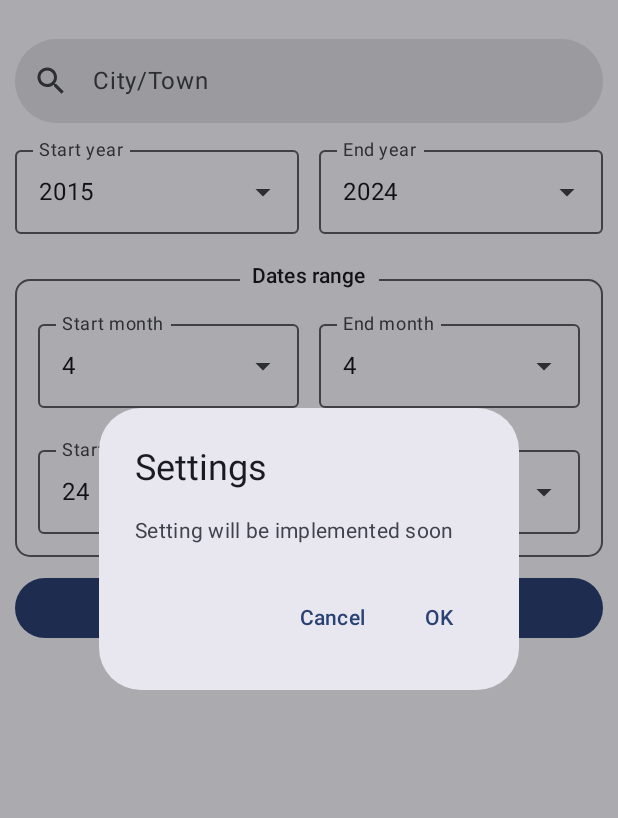
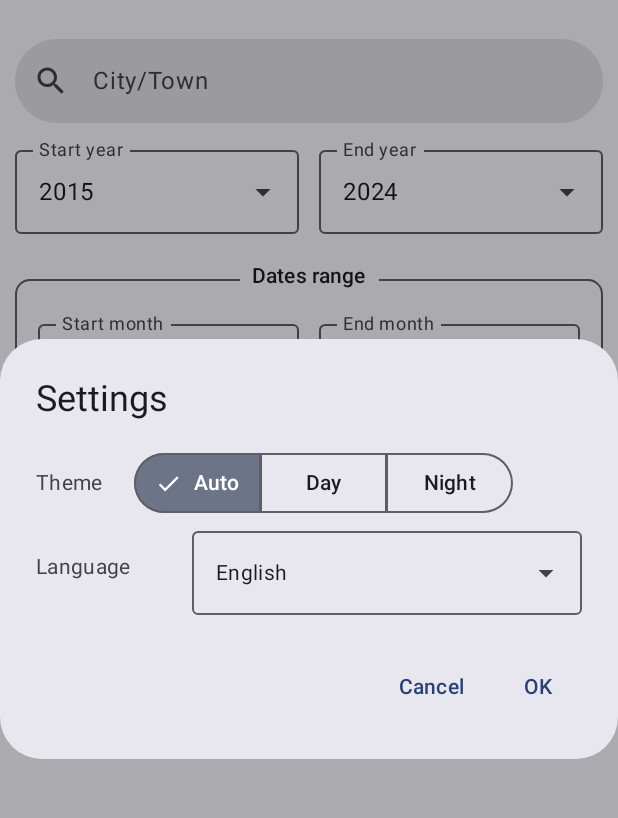
Before and after one commit to HSact/SunPlanner, an Android app built with Jetpack Compose: the screen it shows after launch (MainActivity), after a tap on "Settings", on a phone screen of 412 x 824 dp, the part 69-887 px from its top. Run offline under Robolectric (Android 15) with nearby library versions, the phone set to English and light mode, and no system bars; our stand-ins replace Dagger/Hilt's generated code; libraries missing offline, so code that uses them is left out: ir.ehsannarmani.compose_charts.

Commit message:
feat: Implement theme and language settings in settings dialog
This commit enhances the settings dialog by implementing theme and language settings options.
- Added a theme selection using a segmented button row with "Auto," "Day," and "Night" options.
- Added a language selection using a dropdown picker with "English" and "Russian" options.
- Updated `SettingsDialog` to include the new `DialogContainer` to hold the settings.
- Updated the DialogContainer to allow the user to change the theme and language.
- Removed the placeholder text in the `SettingsDialog` and replaced it with the `DialogContainer`.

```diff
--- a/app/src/main/java/com/hsact/sunplanner/ui/settings/SettingsDialog.kt
+++ b/app/src/main/java/com/hsact/sunplanner/ui/settings/SettingsDialog.kt
@@ -1,11 +1,26 @@
 package com.hsact.sunplanner.ui.settings
 
+import androidx.compose.foundation.layout.Column
+import androidx.compose.foundation.layout.Row
+import androidx.compose.foundation.layout.fillMaxWidth
+import androidx.compose.foundation.layout.padding
 import androidx.compose.material3.AlertDialog
+import androidx.compose.material3.SegmentedButton
+import androidx.compose.material3.SegmentedButtonDefaults
+import androidx.compose.material3.SingleChoiceSegmentedButtonRow
 import androidx.compose.material3.Text
 import androidx.compose.material3.TextButton
 import androidx.compose.runtime.Composable
+import androidx.compose.runtime.getValue
+import androidx.compose.runtime.mutableIntStateOf
+import androidx.compose.runtime.remember
+import androidx.compose.runtime.setValue
+import androidx.compose.ui.Alignment
+import androidx.compose.ui.Modifier
 import androidx.compose.ui.res.stringResource
+import androidx.compose.ui.unit.dp
 import com.hsact.sunplanner.R
+import com.hsact.sunplanner.ui.mainscreen.searchUiKit.DropDownPicker
 
 class SettingsDialog {
     @Composable
@@ -19,6 +34,7 @@ class SettingsDialog {
                     Text("OK")
                 }
             },
+            modifier = Modifier.fillMaxWidth(),
             dismissButton = {
                 TextButton(onClick = onDismiss) {
                     Text(stringResource(R.string.cancel))
@@ -28,8 +44,53 @@ class SettingsDialog {
                 Text(stringResource(R.string.settings))
             },
             text = {
-                Text("Setting will be implemented soon")
+                DialogContainer()
             }
         )
     }
+
+    @Composable
+    private fun DialogContainer() {
+        Column {
+            Row(
+                modifier = Modifier.fillMaxWidth(),
+                verticalAlignment = Alignment.CenterVertically
+            ) {
+                Text("Theme")
+                var selectedIndex by remember { mutableIntStateOf(0) }
+                val options = listOf("Auto", "Day", "Night")
+
+                SingleChoiceSegmentedButtonRow(
+                    modifier = Modifier.padding(start = 20.dp),
+                ) {
+                    options.forEachIndexed { index, label ->
+                        SegmentedButton(
+                            shape = SegmentedButtonDefaults.itemShape(
+                                index = index,
+                                count = options.size
+                            ),
+                            onClick = { selectedIndex = index },
+                            selected = index == selectedIndex,
+                            label = { Text(label) }
+                        )
+                    }
+                }
+            }
+            Row(
+                modifier = Modifier
+                    .fillMaxWidth()
+                    .align(Alignment.CenterHorizontally),
+                verticalAlignment = Alignment.CenterVertically
+            ) {
+                Text("Language")
+                DropDownPicker().ItemsDropdown(
+                    "",
+                    listOf<String>("English", "Russian"),
+                    selected = "English",
+                    onSelected = {},
+                    modifier = Modifier.padding(start = 20.dp)
+                )
+            }
+        }
+    }
 }
```
